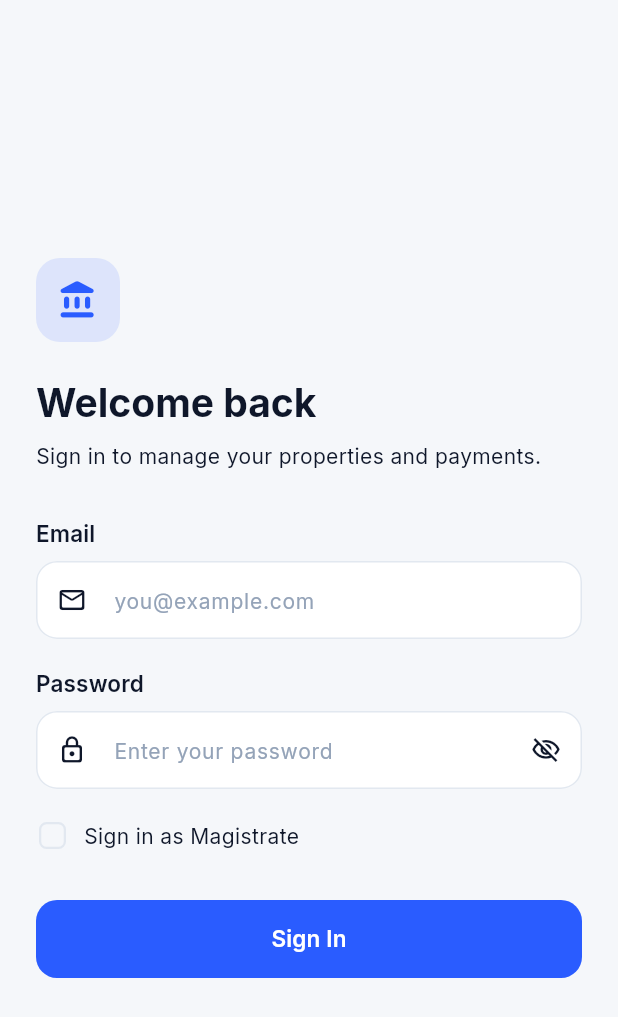
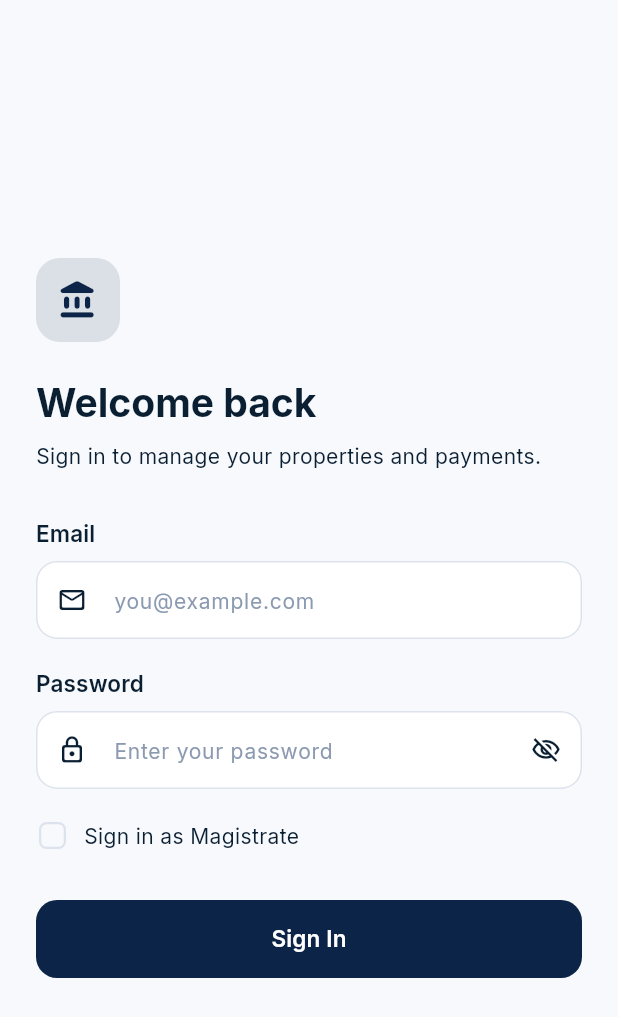
Before and after one commit to HinnaRutaba/mcq-app, a Flutter app: the screen it shows after launch, on a phone screen of 412 x 824 dp. Shown: the top 1017 px of the screen. Run offline on Flutter 3.47's test engine with Material 3 defaults, Android fonts, the light colour scheme and no system bars; our stand-ins replace get, go_router, google_fonts.

Commit message:
updated app theme

```diff
--- a/lib/config/theme/app_colors.dart
+++ b/lib/config/theme/app_colors.dart
@@ -1,6 +1,6 @@
 import 'package:flutter/material.dart';
 
-/// Central color palette for the app.
+/// Central color palette for the app — "deep navy & emerald".
 ///
 /// Keep every raw color value here — screens and widgets should never
 /// hardcode a `Color(0x...)`, they should reference `AppColors` (directly
@@ -11,42 +11,42 @@ class AppColors {
   // ---------------------------------------------------------------------
   // Brand
   // ---------------------------------------------------------------------
-  static const Color primary = Color(0xFF2A5CFF);
-  static const Color primaryLight = Color(0xFF6C8CFF);
-  static const Color primaryDark = Color(0xFF1A3FCC);
+  static const Color primary = Color(0xFF0B2447);
+  static const Color primaryLight = Color(0xFF3B5C8C);
+  static const Color primaryDark = Color(0xFF071830);
 
-  static const Color secondary = Color(0xFF00C897);
-  static const Color secondaryDark = Color(0xFF00A87C);
+  static const Color secondary = Color(0xFF10B981);
+  static const Color secondaryDark = Color(0xFF059669);
 
   // ---------------------------------------------------------------------
   // Semantic
   // ---------------------------------------------------------------------
   static const Color success = Color(0xFF16A34A);
-  static const Color warning = Color(0xFFFFB020);
-  static const Color error = Color(0xFFEF4444);
-  static const Color info = Color(0xFF2E90FA);
+  static const Color warning = Color(0xFFD97706);
+  static const Color error = Color(0xFFDC2626);
+  static const Color info = Color(0xFF2563EB);
 
   // ---------------------------------------------------------------------
   // Light theme neutrals
   // ---------------------------------------------------------------------
-  static const Color lightBackground = Color(0xFFF5F7FA);
+  static const Color lightBackground = Color(0xFFF7F9FC);
   static const Color lightSurface = Color(0xFFFFFFFF);
-  static const Color lightSurfaceVariant = Color(0xFFEEF1F6);
-  static const Color lightBorder = Color(0xFFE2E8F0);
-  static const Color lightDivider = Color(0xFFE8EBF0);
-  static const Color lightTextPrimary = Color(0xFF0F172A);
-  static const Color lightTextSecondary = Color(0xFF64748B);
-  static const Color lightTextHint = Color(0xFF94A3B8);
+  static const Color lightSurfaceVariant = Color(0xFFEEF2F7);
+  static const Color lightBorder = Color(0xFFDCE3EC);
+  static const Color lightDivider = Color(0xFFE3E8EF);
+  static const Color lightTextPrimary = Color(0xFF0B1F33);
+  static const Color lightTextSecondary = Color(0xFF4B5D75);
+  static const Color lightTextHint = Color(0xFF8B9AB0);
 
   // ---------------------------------------------------------------------
   // Dark theme neutrals
   // ---------------------------------------------------------------------
-  static const Color darkBackground = Color(0xFF0B1120);
-  static const Color darkSurface = Color(0xFF131B2E);
-  static const Color darkSurfaceVariant = Color(0xFF1B2436);
-  static const Color darkBorder = Color(0xFF283248);
-  static const Color darkDivider = Color(0xFF232D40);
-  static const Color darkTextPrimary = Color(0xFFF1F5F9);
-  static const Color darkTextSecondary = Color(0xFF9AA7BD);
-  static const Color darkTextHint = Color(0xFF6B7794);
+  static const Color darkBackground = Color(0xFF071426);
+  static const Color darkSurface = Color(0xFF0F2038);
+  static const Color darkSurfaceVariant = Color(0xFF14294A);
+  static const Color darkBorder = Color(0xFF1F3A5F);
+  static const Color darkDivider = Color(0xFF1B3252);
+  static const Color darkTextPrimary = Color(0xFFE7EEF7);
+  static const Color darkTextSecondary = Color(0xFFA9BBD1);
+  static const Color darkTextHint = Color(0xFF7690AD);
 }
--- a/lib/config/theme/app_theme.dart
+++ b/lib/config/theme/app_theme.dart
@@ -100,7 +100,7 @@ class AppTheme {
   static ThemeData get dark {
     final colorScheme = const ColorScheme.dark(
       primary: AppColors.primaryLight,
-      onPrimary: AppColors.darkBackground,
+      onPrimary: AppColors.darkTextPrimary,
       secondary: AppColors.secondary,
       onSecondary: AppColors.darkBackground,
       error: AppColors.error,
--- a/lib/views/splash/splash_screen.dart
+++ b/lib/views/splash/splash_screen.dart
@@ -5,8 +5,6 @@ import '../../config/routes/app_routes.dart';
 import '../../config/theme/app_colors.dart';
 import '../../widgets/widgets.dart';
 
-/// First screen shown on app start. Briefly shows the brand mark, then
-/// hands off to [AppRoutes.login].
 class SplashScreen extends StatefulWidget {
   const SplashScreen({super.key});
 
@@ -72,7 +70,9 @@ class _SplashScreenState extends State<SplashScreen> {
                 width: 22,
                 child: CircularProgressIndicator(
                   strokeWidth: 2.4,
-                  valueColor: AlwaysStoppedAnimation(Colors.white.withValues(alpha: 0.9)),
+                  valueColor: AlwaysStoppedAnimation(
+                    Colors.white.withValues(alpha: 0.9),
+                  ),
                 ),
               ),
             ],
```
